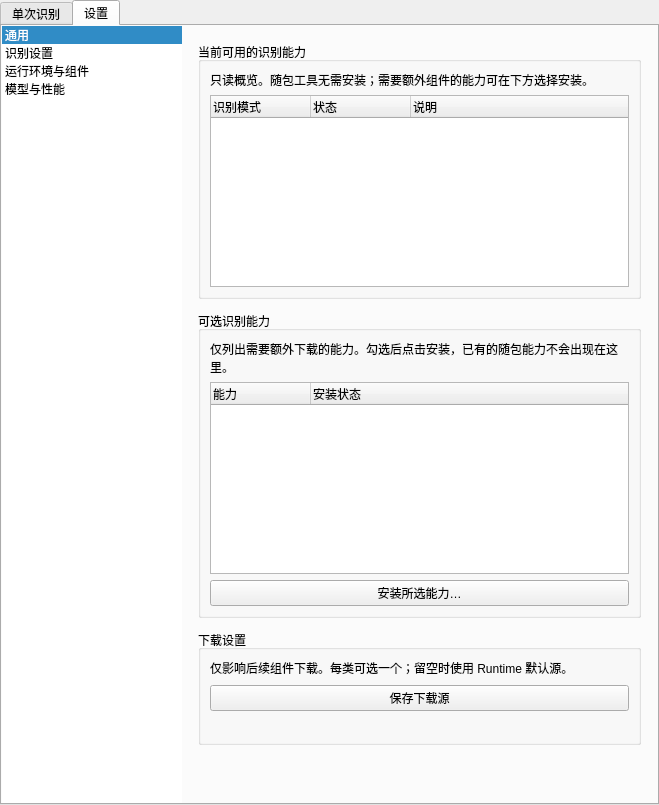
FelixJI/vibeocr-classic, file apps/vibeocr-pyside/src/vibeocr/classic/ui/main_window.ui: the form before one commit.
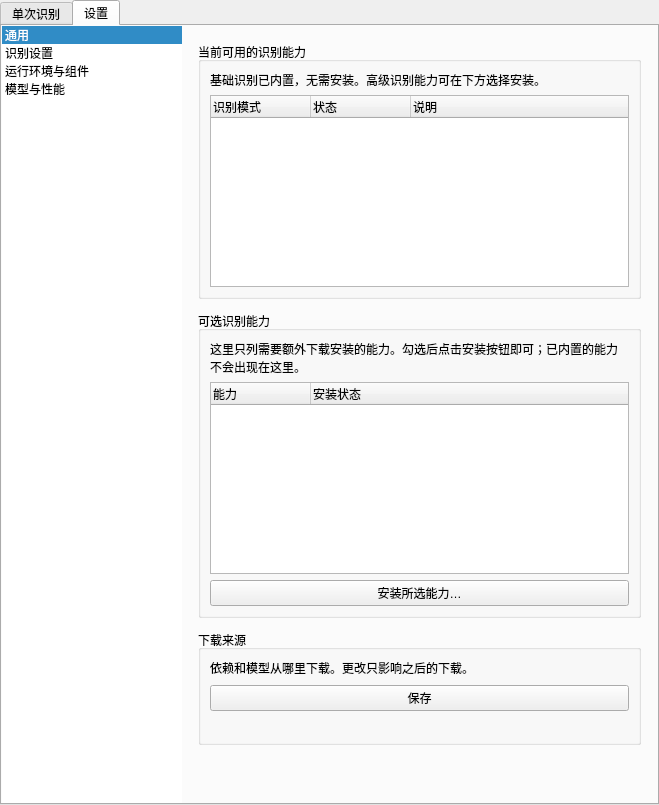
The form after the commit. The open tabs and pages were chosen to show the change. Custom widgets are drawn as their Qt base class.

```diff
--- a/apps/vibeocr-pyside/src/vibeocr/classic/ui/main_window.ui
+++ b/apps/vibeocr-pyside/src/vibeocr/classic/ui/main_window.ui
@@ -425,7 +425,7 @@
               <item>
                <widget class="QLabel" name="labelEngineAvailabilityHint">
                 <property name="text">
-                  <string>只读概览。随包工具无需安装；需要额外组件的能力可在下方选择安装。</string>
+                  <string>基础识别已内置，无需安装。高级识别能力可在下方选择安装。</string>
                 </property>
                 <property name="wordWrap">
                  <bool>true</bool>
@@ -478,7 +478,7 @@
               <item>
                <widget class="QLabel" name="labelOfflineFeaturesHint">
                 <property name="text">
-                  <string>仅列出需要额外下载的能力。勾选后点击安装，已有的随包能力不会出现在这里。</string>
+                  <string>这里只列需要额外下载安装的能力。勾选后点击安装按钮即可；已内置的能力不会出现在这里。</string>
                 </property>
                 <property name="wordWrap">
                  <bool>true</bool>
@@ -524,7 +524,7 @@
            <item>
             <widget class="QGroupBox" name="groupDownloadSources">
              <property name="title">
-               <string>下载设置</string>
+               <string>下载来源</string>
              </property>
              <layout class="QVBoxLayout" name="downloadSourcesLayout">
               <property name="spacing">
@@ -533,7 +533,7 @@
               <item>
                <widget class="QLabel" name="labelDownloadSource">
                 <property name="text">
-                  <string>仅影响后续组件下载。每类可选一个；留空时使用 Runtime 默认源。</string>
+                  <string>依赖和模型从哪里下载。更改只影响之后的下载。</string>
                 </property>
                 <property name="wordWrap">
                  <bool>true</bool>
@@ -543,7 +543,7 @@
               <item>
                <widget class="QPushButton" name="btnSaveDownloadSources">
                 <property name="text">
-                 <string>保存下载源</string>
+                  <string>保存</string>
                 </property>
                </widget>
               </item>
```
Left out of the diff: 6 changed lines with no effect on the pictures.
